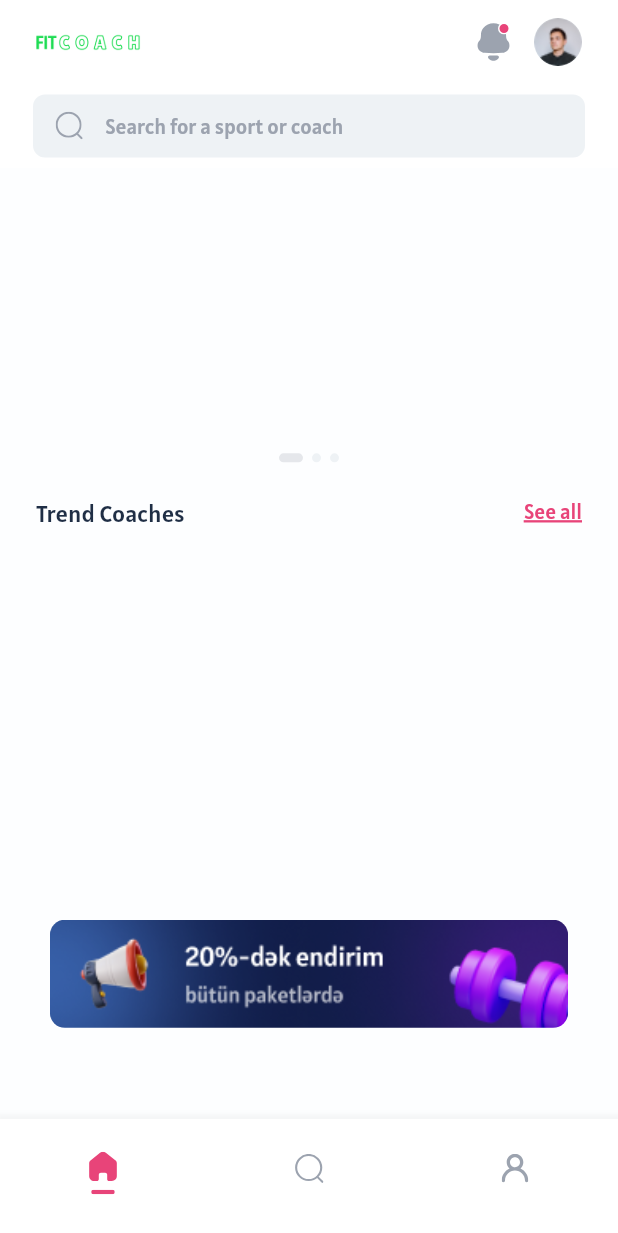
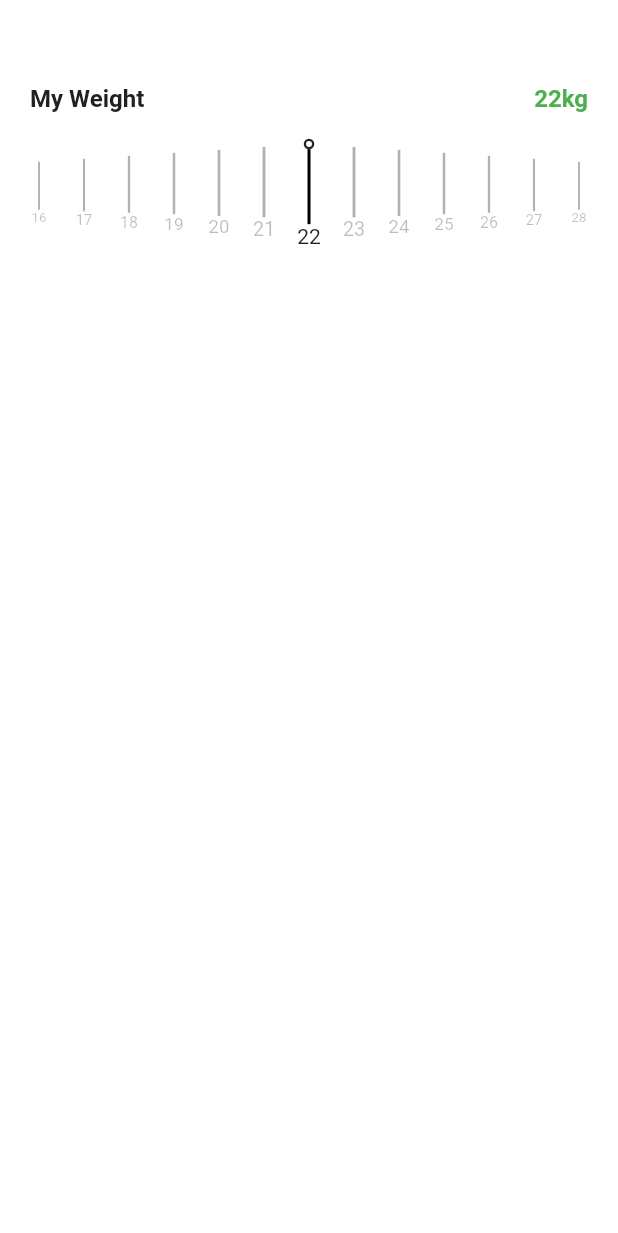
Before and after one commit to PattonSayd/FitCoachaz-collab, a Flutter app: the screen it shows after launch, on a phone screen of 412 x 824 dp. Shown: the top 1233 px of the screen. Run offline on Flutter 3.47's test engine with Material 2 defaults, Android fonts, the light colour scheme and no system bars; drawn by our look-alikes of carousel_slider; our stand-ins replace bloc, cached_network_image, chewie, cloud_firestore, connectivity_plus, equatable and 19 more; accounts and stored records are empty; generated files the repository leaves out were written again.

Commit message:
add body parameters

```diff
--- a/lib/app/app.dart
+++ b/lib/app/app.dart
@@ -37,7 +37,7 @@ class App extends StatelessWidget {
               GlobalWidgetsLocalizations.delegate,
               GlobalCupertinoLocalizations.delegate,
             ],
-            initialRoute: AppRoutesName.tabs,
+            initialRoute: AppRoutesName.bodyParameters,
             routes: AppRoutes.routes,
             onGenerateRoute: AppRoutes.onGenerateRoute,
           );
--- a/lib/app/router/app_routes.dart
+++ b/lib/app/router/app_routes.dart
@@ -10,6 +10,7 @@ class AppRoutesName {
   static const register = '/register';
   static const splash = '/splash';
   static const profile = 'main/profile';
+  static const bodyParameters = 'main/profile/bodyParameters';
   static const otp = '/otp';
   static const email = '/email';
   static const sendEmailSuccess = '/sendEmailSuccess';
@@ -35,6 +36,7 @@ class AppRoutes {
     AppRoutesName.splash: (_) => ScreenFactory.assembleSplash(),
     AppRoutesName.profile: (_) => ScreenFactory.assembleProfile(),
     AppRoutesName.notification: (_) => ScreenFactory.assembleNotification(),
+    AppRoutesName.bodyParameters: (_) => ScreenFactory.assembleBodyParameters(),
   };
 
   static Route<Object> onGenerateRoute(RouteSettings settings) {
--- a/lib/app/screen_factory.dart/screen_factory.dart
+++ b/lib/app/screen_factory.dart/screen_factory.dart
@@ -2,6 +2,7 @@ import 'package:fitcoachaz/ui/bloc/account_name/account_name_bloc.dart';
 import 'package:fitcoachaz/ui/bloc/category/category_bloc.dart';
 import 'package:fitcoachaz/ui/bloc/congratulation/congratulation_bloc.dart';
 import 'package:fitcoachaz/ui/bloc/search/search_bloc.dart';
+import 'package:fitcoachaz/ui/screens/body_parameters/body_parameters.dart';
 import 'package:fitcoachaz/ui/screens/email/email_sent_successful_screen.dart';
 import 'package:fitcoachaz/ui/screens/main/main_screen.dart';
 import 'package:flutter/material.dart';
@@ -132,4 +133,8 @@ class ScreenFactory {
       email: email,
     );
   }
+
+  static Widget assembleBodyParameters() {
+    return BodyParameters();
+  }
 }
--- /dev/null
+++ b/lib/ui/screens/body_parameters/body_parameters.dart
@@ -0,0 +1,113 @@
+import 'package:fitcoachaz/app/extension/build_context.dart';
+import 'package:fitcoachaz/ui/theme/app_colors.dart';
+import 'package:flutter/material.dart';
+import 'package:scroll_snap_list/scroll_snap_list.dart';
+
+class BodyParameters extends StatefulWidget {
+  const BodyParameters({super.key});
+
+  @override
+  State<BodyParameters> createState() => _BodyParametersState();
+}
+
+class _BodyParametersState extends State<BodyParameters> {
+  int _focusedIndex = 22;
+  final List<int> data = List.generate(86, (index) => index + 15);
+
+  @override
+  Widget build(BuildContext context) {
+    print('object');
+    return Scaffold(
+      appBar: AppBar(
+        title: const Text(
+          'Horizontal list',
+          style: TextStyle(color: Colors.white),
+        ),
+        centerTitle: true,
+      ),
+      body: SizedBox(
+        width: context.deviceWidth,
+        height: context.deviceHeight * 0.154,
+        child: Column(
+          children: [
+            Padding(
+              padding: const EdgeInsets.symmetric(horizontal: 20),
+              child: Row(
+                mainAxisAlignment: MainAxisAlignment.spaceBetween,
+                children: [
+                  const Text('My Weight',
+                      style: TextStyle(
+                        color: AppColors.darkGrey,
+                        fontSize: 16,
+                        fontWeight: FontWeight.w600,
+                      )),
+                  Text('${_focusedIndex}kg',
+                      style: const TextStyle(
+                        color: Colors.green,
+                        fontSize: 16,
+                        fontWeight: FontWeight.w600,
+                      )),
+                ],
+              ),
+            ),
+            Expanded(
+                child: ScrollSnapList(
+              scrollPhysics: const BouncingScrollPhysics(),
+              padding: const EdgeInsets.symmetric(horizontal: 20),
+              onItemFocus: (index) => setState(() {
+                _focusedIndex = index + 15;
+              }),
+              duration: 150,
+              itemSize: 30,
+              initialIndex: 7,
+              dynamicItemOpacity: 0.3,
+              dynamicItemSize: true,
+              itemCount: data.length,
+              itemBuilder: (context, index) {
+                return SizedBox(
+                  width: 30,
+                  child: Column(
+                    mainAxisAlignment: MainAxisAlignment.center,
+                    children: [
+                      if (data[index] == _focusedIndex)
+                        Stack(
+                          children: [
+                            Container(
+                              width: 7,
+                              height: 7,
+                              decoration: const BoxDecoration(
+                                shape: BoxShape.circle,
+                                color: AppColors.darkGrey, // Цвет круга
+                              ),
+                            ),
+                            Positioned(
+                              left: 7 / 2 - 4 / 2,
+                              top: 7 / 2 - 4 / 2,
+                              child: Container(
+                                width: 4,
+                                height: 4,
+                                decoration: const BoxDecoration(
+                                  shape: BoxShape.circle,
+                                  color: AppColors.white, // Цвет круга
+                                ),
+                              ),
+                            )
+                          ],
+                        ),
+                      Container(
+                        width: 2, // Ширина вертикальной линии
+                        height: 50, // Высота вертикальной линии
+                        color: Colors.black,
+                      ),
+                      Text(data[index].toString()),
+                    ],
+                  ),
+                );
+              },
+            )),
+          ],
+        ),
+      ),
+    );
+  }
+}
--- /dev/null
+++ b/lib/ui/screens/body_parameters/scroll_snap_list.dart
@@ -0,0 +1,357 @@
+import 'dart:math';
+
+import 'package:flutter/material.dart';
+
+enum SelectedItemAnchor { start, middle, end }
+
+class ScrollSnapList extends StatefulWidget {
+  final Color? background;
+
+  final Widget Function(BuildContext, int) itemBuilder;
+
+  final Curve curve;
+
+  final int duration;
+
+  final double? endOfListTolerance;
+
+  final bool focusOnItemTap;
+
+  final void Function(int)? focusToItem;
+
+  final EdgeInsetsGeometry? margin;
+
+  final int itemCount;
+
+  final double itemSize;
+
+  final Key? key;
+
+  final Key? listViewKey;
+
+  final void Function(int) onItemFocus;
+
+  final Function? onReachEnd;
+
+  final EdgeInsetsGeometry? padding;
+
+  final bool reverse;
+
+  final bool? updateOnScroll;
+
+  final double? initialIndex;
+
+  final Axis scrollDirection;
+
+  final ScrollController listController;
+
+  final bool dynamicItemSize;
+
+  final double Function(double distance)? dynamicSizeEquation;
+
+  final double? dynamicItemOpacity;
+
+  final SelectedItemAnchor selectedItemAnchor;
+
+  final bool shrinkWrap;
+
+  final ScrollPhysics? scrollPhysics;
+
+  final Clip clipBehavior;
+
+  final ScrollViewKeyboardDismissBehavior keyboardDismissBehavior;
+
+  final bool allowAnotherDirection;
+
+  final bool dispatchScrollNotifications;
+
+  final EdgeInsetsGeometry? listViewPadding;
+
+  ScrollSnapList({
+    this.background,
+    required this.itemBuilder,
+    ScrollController? listController,
+    this.curve = Curves.ease,
+    this.allowAnotherDirection = true,
+    this.duration = 500,
+    this.endOfListTolerance,
+    this.focusOnItemTap = true,
+    this.focusToItem,
+    required this.itemCount,
+    required this.itemSize,
+    this.key,
+    this.listViewKey,
+    this.margin,
+    required this.onItemFocus,
+    this.onReachEnd,
+    this.padding,
+    this.reverse = false,
+    this.updateOnScroll,
+    this.initialIndex,
+    this.scrollDirection = Axis.horizontal,
+    this.dynamicItemSize = false,
+    this.dynamicSizeEquation,
+    this.dynamicItemOpacity,
+    this.selectedItemAnchor = SelectedItemAnchor.middle,
+    this.shrinkWrap = false,
+    this.scrollPhysics,
+    this.clipBehavior = Clip.hardEdge,
+    this.keyboardDismissBehavior = ScrollViewKeyboardDismissBehavior.manual,
+    this.dispatchScrollNotifications = false,
+    this.listViewPadding,
+  })  : listController = listController ?? ScrollController(),
+        super(key: key);
+
+  @override
+  ScrollSnapListState createState() => ScrollSnapListState();
+}
+
+class ScrollSnapListState extends State<ScrollSnapList> {
+  bool isInit = true;
+
+  int previousIndex = -1;
+
+  double currentPixel = 0;
+
+  @override
+  void initState() {
+    super.initState();
+    WidgetsBinding.instance.addPostFrameCallback((_) {
+      if (widget.initialIndex != null) {
+        focusToInitialPosition();
+      } else {
+        isInit = false;
+      }
+    });
+
+    Future.delayed(const Duration(milliseconds: 10), () {
+      if (mounted) {
+        setState(() {
+          isInit = false;
+        });
+      }
+    });
+  }
+
+  void _animateScroll(double location) {
+    Future.delayed(Duration.zero, () {
+      widget.listController.animateTo(
+        location,
+        duration: Duration(milliseconds: widget.duration),
+        curve: widget.curve,
+      );
+    });
+  }
+
+  double calculateScale(int index) {
+    double intendedPixel = index * widget.itemSize;
+    double difference = intendedPixel - currentPixel;
+
+    if (widget.dynamicSizeEquation != null) {
+      double scale = widget.dynamicSizeEquation!(difference);
+      return scale < 0 ? 0 : scale;
+    }
+
+    return 1 - min(difference.abs() / 500, 0.4);
+  }
+
+  double calculateOpacity(int index) {
+    double intendedPixel = index * widget.itemSize;
+    double difference = intendedPixel - currentPixel;
+
+    return (difference == 0) ? 1.0 : widget.dynamicItemOpacity ?? 1.0;
+  }
+
+  Widget _buildListItem(BuildContext context, int index) {
+    Widget child;
+    if (widget.dynamicItemSize) {
+      child = Transform.scale(
+        scale: calculateScale(index),
+        child: widget.itemBuilder(context, index),
+      );
+    } else {
+      child = widget.itemBuilder(context, index);
+    }
+
+    if (widget.dynamicItemOpacity != null) {
+      child = Opacity(opacity: calculateOpacity(index), child: child);
+    }
+
+    if (widget.focusOnItemTap) {
+      return GestureDetector(
+        onTap: () => focusToItem(index),
+        child: child,
+      );
+    }
+
+    return child;
+  }
+
+  double _calcCardLocation({
+    double? pixel,
+    required double itemSize,
+    int? index,
+  }) {
+    int cardIndex = index ?? ((pixel! - itemSize / 2) / itemSize).ceil();
+
+    if (cardIndex < 0) {
+      cardIndex = 0;
+    } else if (cardIndex > widget.itemCount - 1) {
+      cardIndex = widget.itemCount - 1;
+    }
+
+    if (cardIndex != previousIndex) {
+      previousIndex = cardIndex;
+      widget.onItemFocus(cardIndex);
+    }
+
+    return (cardIndex * itemSize);
+  }
+
+  void focusToItem(int index) {
+    double targetLoc =
+        _calcCardLocation(index: index, itemSize: widget.itemSize);
+    _animateScroll(targetLoc);
+  }
+
+  void focusToInitialPosition() {
+    widget.listController.jumpTo((widget.initialIndex! * widget.itemSize));
+  }
+
+  void _onReachEnd() {
+    if (widget.onReachEnd != null) widget.onReachEnd!();
+  }
+
+  @override
+  void dispose() {
+    widget.listController.dispose();
+    super.dispose();
+  }
+
+  double calculateListPadding(BoxConstraints constraint) {
+    switch (widget.selectedItemAnchor) {
+      case SelectedItemAnchor.middle:
+        return (widget.scrollDirection == Axis.horizontal
+                    ? constraint.maxWidth
+                    : constraint.maxHeight) /
+                2 -
+            widget.itemSize / 2;
+      case SelectedItemAnchor.end:
+        return (widget.scrollDirection == Axis.horizontal
+                ? constraint.maxWidth
+                : constraint.maxHeight) -
+            widget.itemSize;
+      case SelectedItemAnchor.start:
+      default:
+        return 0;
+    }
+  }
+
+  @override
+  Widget build(BuildContext context) {
+    return Container(
+      padding: widget.padding,
+      margin: widget.margin,
+      child: LayoutBuilder(
+        builder: (BuildContext ctx, BoxConstraints constraint) {
+          double listPadding = calculateListPadding(constraint);
+
+          return GestureDetector(
+            onTapDown: (_) {},
+            child: NotificationListener<ScrollNotification>(
+              onNotification: (ScrollNotification scrollInfo) {
+                if (scrollInfo.depth > 0) {
+                  return false;
+                }
+
+                if (!widget.allowAnotherDirection) {
+                  if (scrollInfo.metrics.axisDirection == AxisDirection.right ||
+                      scrollInfo.metrics.axisDirection == AxisDirection.left) {
+                    if (widget.scrollDirection != Axis.horizontal) {
+                      return false;
+                    }
+                  }
+
+                  if (scrollInfo.metrics.axisDirection == AxisDirection.up ||
+                      scrollInfo.metrics.axisDirection == AxisDirection.down) {
+                    if (widget.scrollDirection != Axis.vertical) {
+                      return false;
+                    }
+                  }
+                }
+
+                if (scrollInfo is ScrollEndNotification) {
+                  if (isInit) {
+                    return true;
+                  }
+
+                  double tolerance =
+                      widget.endOfListTolerance ?? (widget.itemSize / 2);
+                  if (scrollInfo.metrics.pixels >=
+                      scrollInfo.metrics.maxScrollExtent - tolerance) {
+                    _onReachEnd();
+                  }
+
+                  double offset = _calcCardLocation(
+                    pixel: scrollInfo.metrics.pixels,
+                    itemSize: widget.itemSize,
+                  );
+
+                  if ((scrollInfo.metrics.pixels - offset).abs() > 0.01) {
+                    _animateScroll(offset);
+                  }
+                } else if (scrollInfo is ScrollUpdateNotification) {
+                  if (widget.dynamicItemSize ||
+                      widget.dynamicItemOpacity != null) {
+                    setState(() {
+                      currentPixel = scrollInfo.metrics.pixels;
+                    });
+                  }
+
+                  if (widget.updateOnScroll == true) {
+                    if (isInit) {
+                      return true;
+                    }
+
+                    if (isInit == false) {
+                      _calcCardLocation(
+                        pixel: scrollInfo.metrics.pixels,
+                        itemSize: widget.itemSize,
+                      );
+                    }
+                  }
+                }
+                return !widget.dispatchScrollNotifications;
+              },
+              child: ListView.builder(
+                key: widget.listViewKey,
+                controller: widget.listController,
+                clipBehavior: widget.clipBehavior,
+                keyboardDismissBehavior: widget.keyboardDismissBehavior,
+                padding: widget.listViewPadding ??
+                    (widget.scrollDirection == Axis.horizontal
+                        ? EdgeInsets.symmetric(
+                            horizontal: max(
+                            0,
+                            listPadding,
+                          ))
+                        : EdgeInsets.symmetric(
+                            vertical: max(
+                              0,
+                              listPadding,
+                            ),
+                          )),
+                reverse: widget.reverse,
+                scrollDirection: widget.scrollDirection,
+                itemBuilder: _buildListItem,
+                itemCount: widget.itemCount,
+                shrinkWrap: widget.shrinkWrap,
+                physics: widget.scrollPhysics,
+              ),
+            ),
+          );
+        },
+      ),
+    );
+  }
+}
--- a/lib/ui/screens/main/animated_appbar_widget.dart
+++ b/lib/ui/screens/main/animated_appbar_widget.dart
@@ -1,4 +1,3 @@
-import 'package:fitcoachaz/logger.dart';
 import 'package:fitcoachaz/ui/bloc/search/search_bloc.dart';
 import 'package:flutter/cupertino.dart';
 import 'package:flutter/material.dart';
--- a/pubspec.yaml
+++ b/pubspec.yaml
@@ -63,6 +63,7 @@ dependencies:
   firebase_dynamic_links: ^5.3.1
   flutter_slidable: ^3.0.0
   loading_animation_widget: ^1.2.0+4
+  scroll_snap_list: ^0.9.1
 
 
 
```
Also changed, not shown: pubspec.lock.
